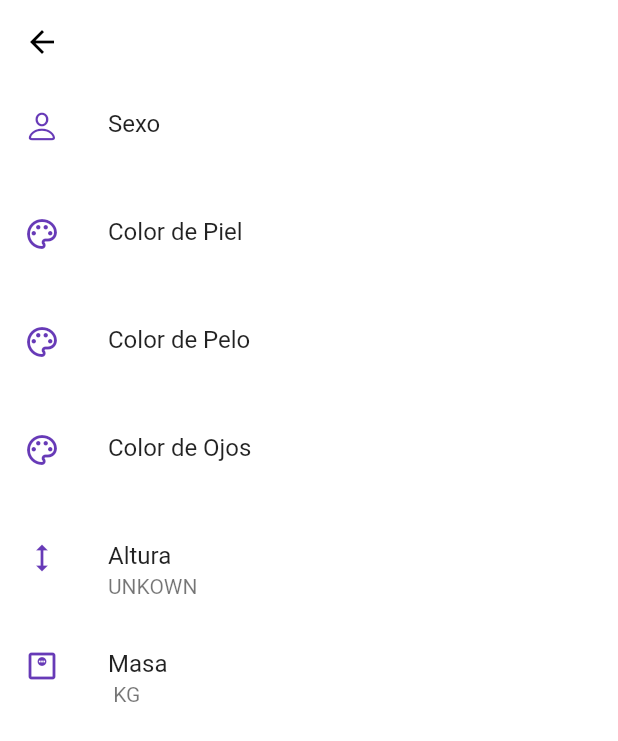
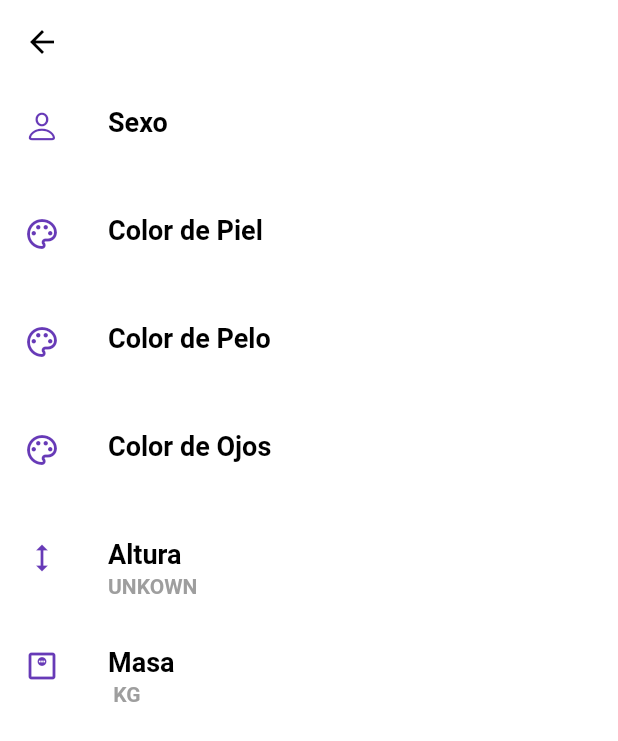
Before and after one commit to calvi7/ejercicio-swapi, a Flutter app: the DetailsPage screen opened directly with empty values, on a phone screen of 412 x 824 dp. Shown: the top 741 px of the screen. Run offline on Flutter 3.47's test engine with Material 2 defaults, Android fonts, the phone set to English and light mode, and no system bars; our stand-ins replace bloc, flutter_bloc, hive, hive_flutter; accounts and stored records are empty; network calls fail; Roboto replaces fonts that are missing (Monstserrat).

Commit message:
ui improvements

```diff
--- a/lib/src/data/models/character_model.dart
+++ b/lib/src/data/models/character_model.dart
@@ -86,9 +86,10 @@ class Character {
 
   String get formattedHeight {
     try {
-      var formatted = int.parse(height) / 100;
+      double formatted = (double.parse(height) / 100);
       return "$formatted M";
     } catch (e) {
+      // El valor no se puede parsear a int
       return "unkown";
     }
   }
--- a/lib/src/presentation/details_page/details_page.dart
+++ b/lib/src/presentation/details_page/details_page.dart
@@ -1,12 +1,14 @@
 import 'package:flutter/cupertino.dart';
 import 'package:flutter/material.dart';
 import 'package:intento_ejercicio1/src/data/models/character_model.dart';
+import 'package:intento_ejercicio1/src/resources/resources.dart';
 import 'package:intento_ejercicio1/src/widgets/custom_app_bar.dart';
 
 class DetailsPage extends StatelessWidget {
   DetailsPage({Key? key}) : super(key: key);
 
   final customAppBar = CustomAppBar();
+  final customTextStyles = CustomTextStyles();
 
   @override
   Widget build(BuildContext context) {
@@ -21,48 +23,84 @@ class DetailsPage extends StatelessWidget {
               CupertinoIcons.person,
               color: Colors.deepPurple,
             ),
-            title: const Text('Sexo'),
-            subtitle: Text(character.gender.toUpperCase()),
+            title: Text(
+              'Sexo',
+              style: customTextStyles.listTileTitleStyle,
+            ),
+            subtitle: Text(
+              character.gender.toUpperCase(),
+              style: customTextStyles.listTileSubtitleStyle,
+            ),
           ),
           ListTile(
             leading: const Icon(
               Icons.palette_outlined,
               color: Colors.deepPurple,
             ),
-            title: const Text("Color de Piel"),
-            subtitle: Text(character.skinColor.toUpperCase()),
+            title: Text(
+              "Color de Piel",
+              style: customTextStyles.listTileTitleStyle,
+            ),
+            subtitle: Text(
+              character.skinColor.toUpperCase(),
+              style: customTextStyles.listTileSubtitleStyle,
+            ),
           ),
           ListTile(
             leading: const Icon(
               Icons.palette_outlined,
               color: Colors.deepPurple,
             ),
-            title: const Text("Color de Pelo"),
-            subtitle: Text(character.hairColor.toUpperCase()),
+            title: Text(
+              "Color de Pelo",
+              style: customTextStyles.listTileTitleStyle,
+            ),
+            subtitle: Text(
+              character.hairColor.toUpperCase(),
+              style: customTextStyles.listTileSubtitleStyle,
+            ),
           ),
           ListTile(
             leading: const Icon(
               Icons.palette_outlined,
               color: Colors.deepPurple,
             ),
-            title: const Text("Color de Ojos"),
-            subtitle: Text(character.eyeColor.toUpperCase()),
+            title: Text(
+              "Color de Ojos",
+              style: customTextStyles.listTileTitleStyle,
+            ),
+            subtitle: Text(
+              character.eyeColor.toUpperCase(),
+              style: customTextStyles.listTileSubtitleStyle,
+            ),
           ),
           ListTile(
             leading: const Icon(
               Icons.height,
               color: Colors.deepPurple,
             ),
-            title: const Text("Altura"),
-            subtitle: Text(character.formattedHeight.toUpperCase()),
+            title: Text(
+              "Altura",
+              style: customTextStyles.listTileTitleStyle,
+            ),
+            subtitle: Text(
+              character.formattedHeight.toUpperCase(),
+              style: customTextStyles.listTileSubtitleStyle,
+            ),
           ),
           ListTile(
             leading: const Icon(
               Icons.monitor_weight_outlined,
               color: Colors.deepPurple,
             ),
-            title: const Text("Masa"),
-            subtitle: Text(character.formattedMass.toUpperCase()),
+            title: Text(
+              "Masa",
+              style: customTextStyles.listTileTitleStyle,
+            ),
+            subtitle: Text(
+              character.formattedMass.toUpperCase(),
+              style: customTextStyles.listTileSubtitleStyle,
+            ),
           ),
         ],
       ),
--- a/lib/src/presentation/home_page/home_page.dart
+++ b/lib/src/presentation/home_page/home_page.dart
@@ -8,7 +8,7 @@ import 'package:intento_ejercicio1/src/resources/resources.dart';
 class HomePage extends StatelessWidget {
   HomePage({Key? key}) : super(key: key);
 
-  final BoxStyles boxStyles = BoxStyles();
+  final CustomBoxStyles boxStyles = CustomBoxStyles();
   final customAppBar = CustomAppBar();
   @override
   Widget build(BuildContext context) {
--- a/lib/src/presentation/home_page/widgets/character_card.dart
+++ b/lib/src/presentation/home_page/widgets/character_card.dart
@@ -6,10 +6,13 @@ import 'package:intento_ejercicio1/src/resources/resources.dart';
 class CharacterCard extends StatelessWidget {
   final Character character;
 
-  const CharacterCard({
+  CharacterCard({
     Key? key,
     required this.character,
   }) : super(key: key);
+
+  final customTextStyles = CustomTextStyles();
+  final boxStyles = CustomBoxStyles();
 
   @override
   Widget build(BuildContext context) {
@@ -30,7 +33,7 @@ class CharacterCard extends StatelessWidget {
               horizontal: 10,
               vertical: 20,
             ),
-            decoration: BoxStyles().characterCard,
+            decoration: boxStyles.characterCard,
             child: ConstrainedBox(
               constraints: BoxConstraints(
                 minWidth: size.width * 0.8,
@@ -40,10 +43,7 @@ class CharacterCard extends StatelessWidget {
                 character.name,
                 maxLines: 2,
                 textAlign: TextAlign.center,
-                style: const TextStyle(
-                    fontSize: 18,
-                    color: Colors.white,
-                    fontWeight: FontWeight.w700),
+                style: customTextStyles.cardTextStyle,
               ),
             ),
           ),
--- a/lib/src/resources/box_decoration.dart
+++ b/lib/src/resources/box_decoration.dart
@@ -1,6 +1,9 @@
 import 'package:flutter/material.dart';
+import 'resources.dart';
 
-class BoxStyles {
+class CustomBoxStyles {
+  static final _boxShadows = CustomBoxShadows();
+
   BoxDecoration cardContainer = const BoxDecoration(
     color: Colors.indigo,
     borderRadius: BorderRadius.only(
@@ -12,5 +15,6 @@ class BoxStyles {
   BoxDecoration characterCard = BoxDecoration(
     borderRadius: BorderRadius.circular(24),
     color: const Color.fromARGB(255, 26, 32, 38),
+    boxShadow: [_boxShadows.cardBoxShadow],
   );
 }
--- a/lib/src/resources/box_shadows.dart
+++ b/lib/src/resources/box_shadows.dart
@@ -0,0 +1,10 @@
+import 'package:flutter/material.dart';
+
+class CustomBoxShadows {
+  BoxShadow get cardBoxShadow => BoxShadow(
+        color: Colors.black.withOpacity(0.5),
+        spreadRadius: 3,
+        blurRadius: 7,
+        offset: const Offset(0, 3), // changes position of shadow
+      );
+}
--- a/lib/src/resources/custom_colors.dart
+++ /dev/null
@@ -1,8 +0,0 @@
-import 'package:flutter/material.dart';
-
-class CustomColors {
-  Color red = Colors.red;
-  Color pale = const Color.fromARGB(255, 248, 223, 231);
-  Color pink = Colors.pink;
-  Color grey = Colors.grey;
-}
--- a/lib/src/resources/text_styles.dart
+++ b/lib/src/resources/text_styles.dart
@@ -1,8 +1,26 @@
 import 'package:flutter/material.dart';
 
 class CustomTextStyles {
-  get appBarTextStyle => const TextStyle(
+  TextStyle get appBarTextStyle => const TextStyle(
         fontSize: 28,
         color: Colors.black,
       );
+
+  TextStyle get cardTextStyle => const TextStyle(
+        fontSize: 18,
+        color: Colors.white,
+        fontWeight: FontWeight.w700,
+      );
+
+  TextStyle get listTileTitleStyle => const TextStyle(
+        fontSize: 18,
+        color: Colors.black,
+        fontWeight: FontWeight.w700,
+      );
+
+  TextStyle get listTileSubtitleStyle => const TextStyle(
+        fontSize: 14,
+        color: Colors.grey,
+        fontWeight: FontWeight.w700,
+      );
 }
```
